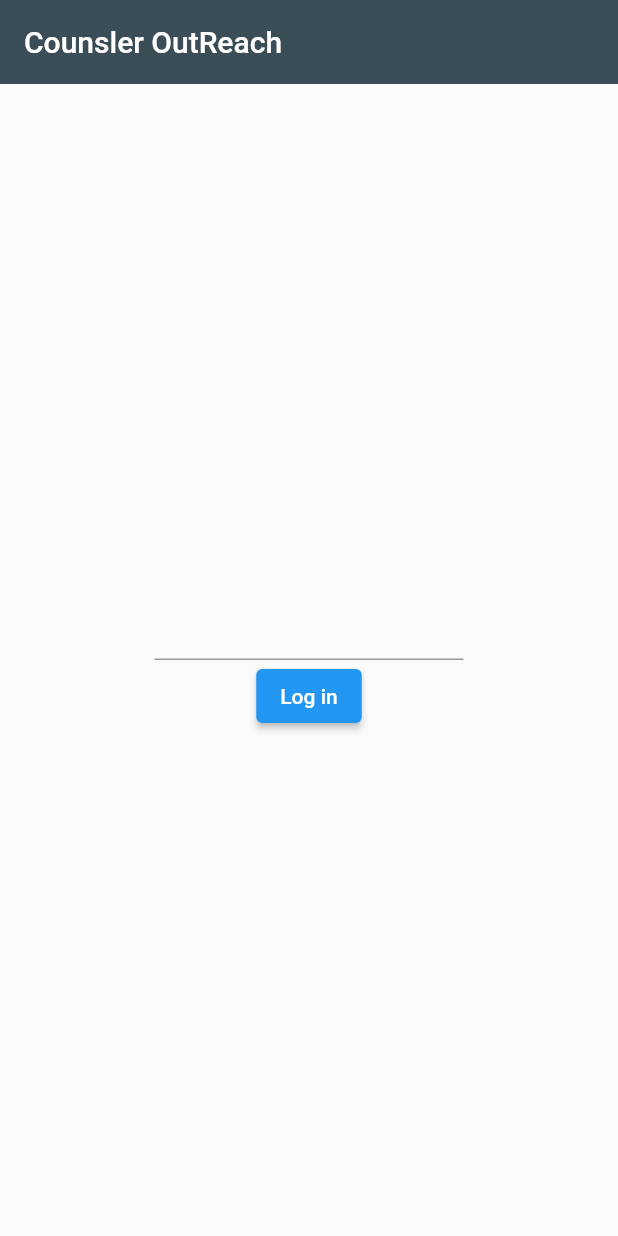
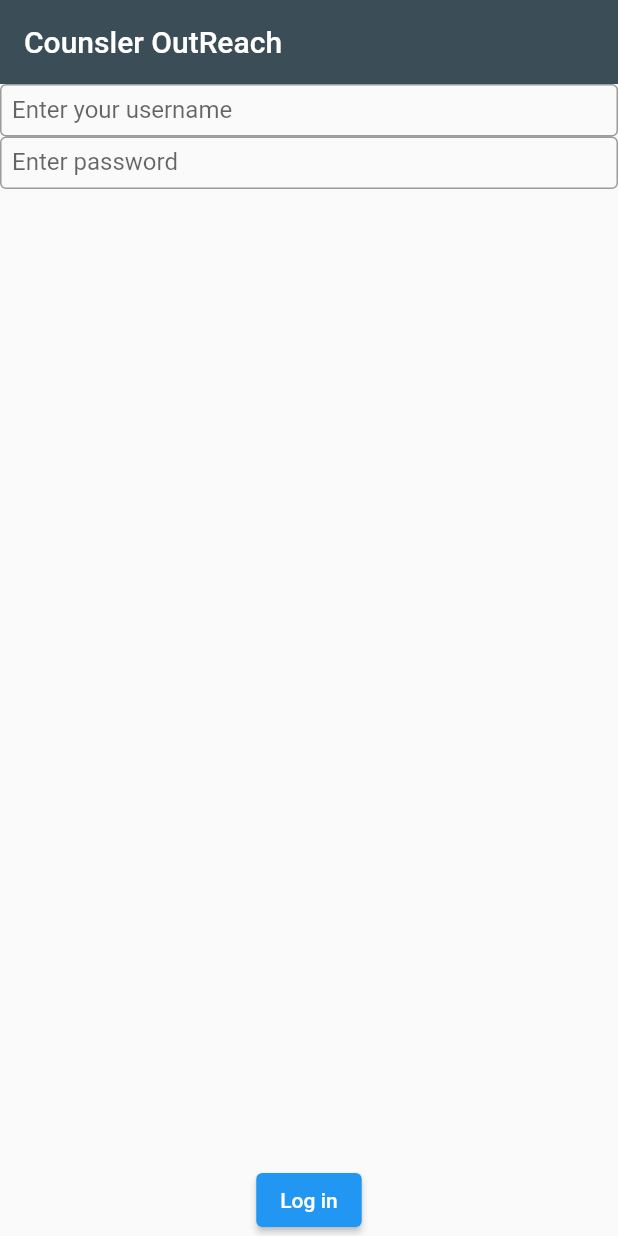
Before and after one commit to bwareing/senior_project, a Flutter app: the screen it shows after launch, on a phone screen of 412 x 824 dp. Run offline on Flutter 3.47's test engine with Material 2 defaults, Android fonts, the phone set to English and light mode, and no system bars.

Commit message:
count a second input field with some formatting

```diff
--- a/lib/views/screens/homepage.dart
+++ b/lib/views/screens/homepage.dart
@@ -19,10 +19,28 @@ class Loginin extends StatefulWidget{
           mainAxisAlignment: MainAxisAlignment.center,
           crossAxisAlignment: CrossAxisAlignment.center,
           children: [
-            Container(
-              width: 0.5 * MediaQuery.of(context).size.width,
-              child:TextField()),
+          Expanded(
+              child: ListView(children:[
+                TextFormField(
+                  decoration: const InputDecoration(
+                    border:  OutlineInputBorder(),
+                    labelText: 'Enter your username',
+                    isDense: true,
+                    contentPadding: EdgeInsets.all(8),
 
+                  ) ,
+                ),
+                TextFormField(
+                  decoration: const InputDecoration(
+                    border: OutlineInputBorder(),
+                    labelText: 'Enter password',
+                    isDense: true,
+                    contentPadding: EdgeInsets.all(8),
+
+                  ),
+                ),
+              ],),
+          ),
             Row(
               mainAxisAlignment: MainAxisAlignment.center,
               crossAxisAlignment: CrossAxisAlignment.center,
```
